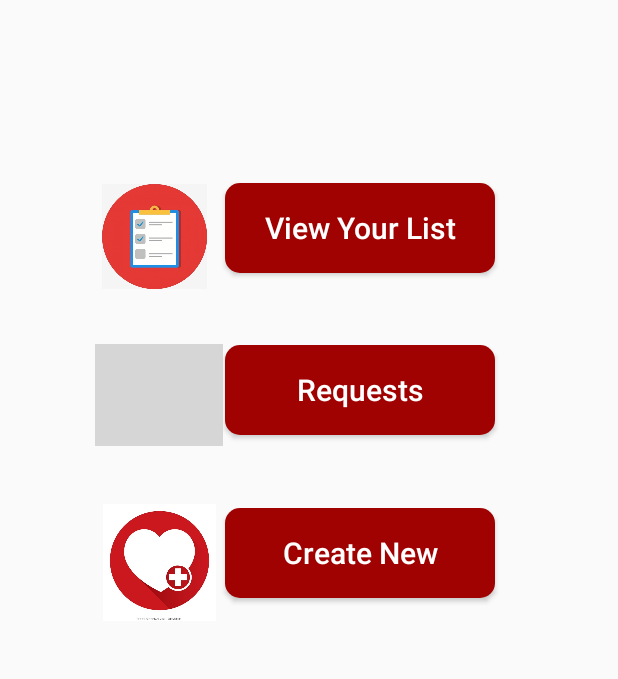
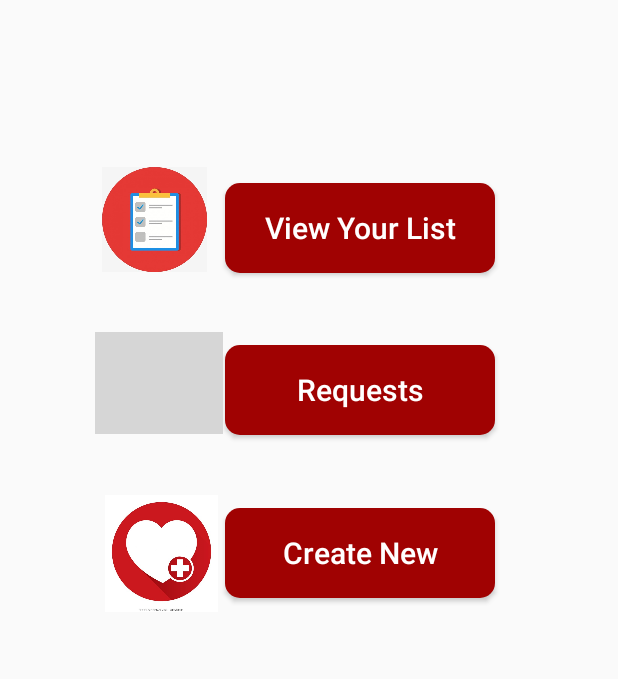
Before and after one commit to himashii/MadP, an Android app: the screen it shows after launch (MainActivity), on a phone screen of 412 x 824 dp, the part 437-1116 px from its top. Run offline under Robolectric (Android 15) with nearby library versions, the light colour scheme and no system bars; our stand-ins replace Firebase (no records; nobody signed in at launch, a user with empty details on screens opened directly); grey boxes are pictures that could not be loaded.

Commit message:
9th commit

```diff
--- a/app/src/main/res/layout/activity_main.xml
+++ b/app/src/main/res/layout/activity_main.xml
@@ -44,7 +44,7 @@
         app:layout_constraintHorizontal_bias="0.18"
         app:layout_constraintStart_toStartOf="parent"
         app:layout_constraintTop_toTopOf="parent"
-        app:layout_constraintVertical_bias="0.549"
+        app:layout_constraintVertical_bias="0.534"
         app:srcCompat="@drawable/list" />
 
     <ImageView
@@ -56,7 +56,7 @@
         app:layout_constraintHorizontal_bias="0.193"
         app:layout_constraintStart_toStartOf="parent"
         app:layout_constraintTop_toTopOf="parent"
-        app:layout_constraintVertical_bias="0.689"
+        app:layout_constraintVertical_bias="0.678"
         app:srcCompat="@drawable/msg" />
 
     <ImageView
@@ -65,10 +65,10 @@
         android:layout_height="78dp"
         app:layout_constraintBottom_toBottomOf="parent"
         app:layout_constraintEnd_toEndOf="parent"
-        app:layout_constraintHorizontal_bias="0.166"
+        app:layout_constraintHorizontal_bias="0.171"
         app:layout_constraintStart_toStartOf="parent"
         app:layout_constraintTop_toTopOf="parent"
-        app:layout_constraintVertical_bias="0.841"
+        app:layout_constraintVertical_bias="0.833"
         app:srcCompat="@drawable/adddo" />
 
     <Button
```
